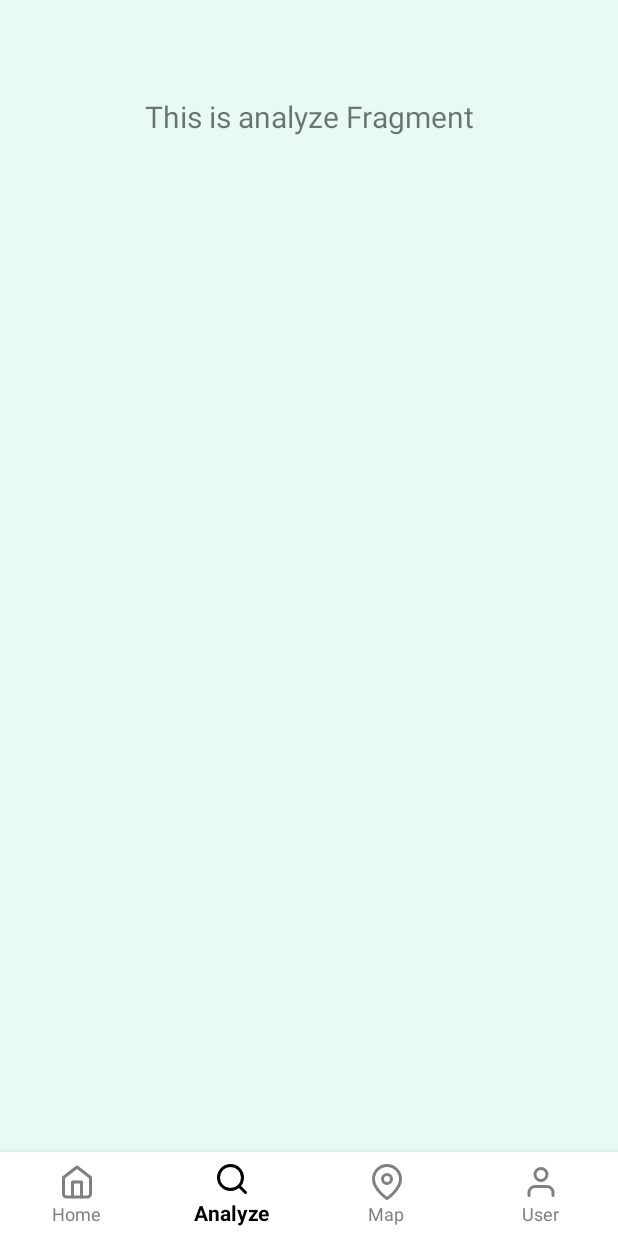
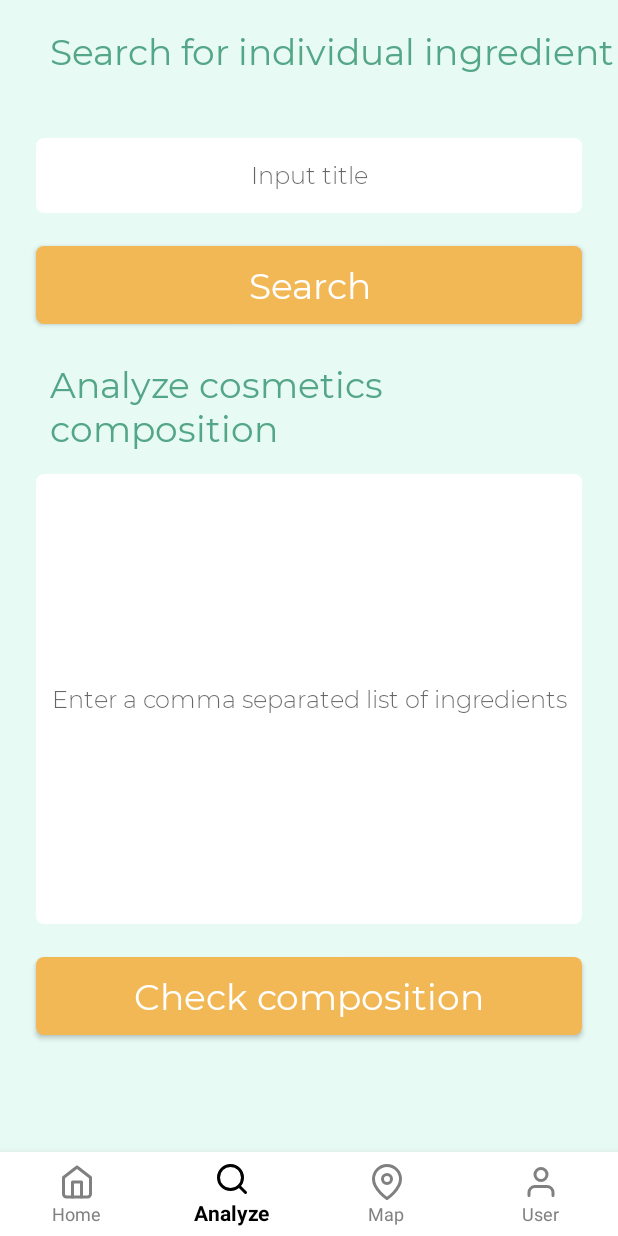
Before and after one commit to honeyshi/EcoAppProject, an Android app: the AnalyzeFragment screen opened through its navigation route, on a phone screen of 412 x 824 dp. Run offline under Robolectric (Android 15) with nearby library versions, the phone set to English and light mode, and no system bars; our stand-ins replace Firebase (no records; nobody signed in at launch, a user with empty details on screens opened directly), navigation-ui.

Commit message:
add ui for analyze fragment; fix hide action bar

```diff
--- a/app/src/main/java/com/example/ecoappproject/MainActivity.kt
+++ b/app/src/main/java/com/example/ecoappproject/MainActivity.kt
@@ -7,6 +7,7 @@ import android.os.Bundle
 import androidx.appcompat.app.AppCompatActivity
 import androidx.navigation.findNavController
 import androidx.navigation.ui.AppBarConfiguration
+import androidx.navigation.ui.NavigationUI
 import androidx.navigation.ui.setupActionBarWithNavController
 import androidx.navigation.ui.setupWithNavController
 import com.google.android.material.bottomnavigation.BottomNavigationView
@@ -18,9 +19,6 @@ class MainActivity : AppCompatActivity() {
         setContentView(R.layout.activity_main)
         val navView: BottomNavigationView = findViewById(R.id.nav_view)
 
-        /* Do not show action bar */
-        supportActionBar?.hide()
-
         /* Set bottom bar navigation */
         val navController = findNavController(R.id.nav_host_fragment)
         // Passing each menu ID as a set of Ids because each
@@ -30,8 +28,11 @@ class MainActivity : AppCompatActivity() {
                 R.id.navigation_home, R.id.navigation_analyze, R.id.navigation_map, R.id.navigation_user
             )
         )
-        setupActionBarWithNavController(navController, appBarConfiguration)
-        navView.setupWithNavController(navController)
+        //setupActionBarWithNavController(navController, appBarConfiguration)
+        //navView.setupWithNavController(navController)
+
+        /* Do not show action bar */
+        NavigationUI.setupWithNavController(navView, navController)
 
 
         /* Settings for first time usage */
--- a/app/src/main/java/com/example/ecoappproject/ui/analyze/AnalyzeFragment.kt
+++ b/app/src/main/java/com/example/ecoappproject/ui/analyze/AnalyzeFragment.kt
@@ -22,10 +22,7 @@ class AnalyzeFragment : Fragment() {
         analyzeViewModel =
             ViewModelProviders.of(this).get(AnalyzeViewModel::class.java)
         val root = inflater.inflate(R.layout.fragment_analyze, container, false)
-        val textView: TextView = root.findViewById(R.id.text_analyze)
-        analyzeViewModel.text.observe(this, Observer {
-            textView.text = it
-        })
+
         return root
     }
 }
--- /dev/null
+++ b/app/src/main/res/drawable/shape_button_usual.xml
@@ -0,0 +1,7 @@
+<?xml version="1.0" encoding="utf-8"?>
+<shape xmlns:android="http://schemas.android.com/apk/res/android"
+    android:shape="rectangle">
+    <!-- you can use any color you want I used here gray color-->
+    <solid android:color="@color/colorAccent"/>
+    <corners android:radius="5dp"/>
+</shape>
--- /dev/null
+++ b/app/src/main/res/drawable/shape_input_field.xml
@@ -0,0 +1,7 @@
+<?xml version="1.0" encoding="utf-8"?>
+<shape xmlns:android="http://schemas.android.com/apk/res/android"
+    android:shape="rectangle">
+    <!-- you can use any color you want I used here gray color-->
+    <solid android:color="@color/colorWhite"/>
+    <corners android:radius="5dp"/>
+</shape>
--- a/app/src/main/res/layout/activity_first_time.xml
+++ b/app/src/main/res/layout/activity_first_time.xml
@@ -60,7 +60,7 @@
         android:layout_marginRight="25dp"
         android:background="@drawable/shape_button_start"
         android:onClick="onButtonStartButtonClick"
-        android:text="@string/text_view_first_time_button_text"
+        android:text="@string/button_first_time_button_text"
         android:textAllCaps="false"
         android:textColor="@color/colorWhite"
         android:textSize="24sp"
--- a/app/src/main/res/layout/activity_main.xml
+++ b/app/src/main/res/layout/activity_main.xml
@@ -3,8 +3,7 @@
     xmlns:app="http://schemas.android.com/apk/res-auto"
     android:id="@+id/container"
     android:layout_width="match_parent"
-    android:layout_height="match_parent"
-    android:paddingTop="?attr/actionBarSize">
+    android:layout_height="match_parent">
 
     <com.google.android.material.bottomnavigation.BottomNavigationView
         android:id="@+id/nav_view"
--- a/app/src/main/res/layout/fragment_analyze.xml
+++ b/app/src/main/res/layout/fragment_analyze.xml
@@ -4,16 +4,134 @@
     android:layout_width="match_parent"
     android:layout_height="match_parent">
 
+    <!-- Search one ingredient -->
     <TextView
-        android:id="@+id/text_analyze"
+        android:id="@+id/text_view_analyze_one_header"
         android:layout_width="match_parent"
         android:layout_height="wrap_content"
-        android:layout_marginStart="8dp"
-        android:layout_marginTop="8dp"
-        android:layout_marginEnd="8dp"
-        android:textAlignment="center"
-        android:textSize="20sp"
+        android:layout_alignParentLeft="true"
+        android:layout_marginLeft="33dp"
+        android:layout_alignParentTop="true"
+        android:layout_marginTop="18dp"
+        android:layout_alignParentStart="true"
+        android:layout_marginStart="33dp"
+        android:textSize="24sp"
+        android:textColor="@color/colorPrimary"
+        android:text="@string/text_view_analyze_one_header"
         app:layout_constraintEnd_toEndOf="parent"
         app:layout_constraintStart_toStartOf="parent"
-        app:layout_constraintTop_toTopOf="parent" />
+        app:layout_constraintTop_toTopOf="parent"
+        app:fontFamily="@font/montserrat_regular"/>
+
+    <EditText
+        android:id="@+id/edit_text_analyze_one"
+        android:layout_width="match_parent"
+        android:layout_height="50dp"
+        android:layout_alignParentLeft="true"
+        android:layout_marginLeft="24dp"
+        android:layout_alignParentTop="true"
+        android:layout_marginTop="92dp"
+        android:layout_alignParentStart="true"
+        android:layout_alignParentEnd="true"
+        android:layout_alignParentRight="true"
+        android:layout_marginRight="24dp"
+        android:background="@drawable/shape_input_field"
+        android:ems="10"
+        android:inputType="textPersonName"
+        android:autofillHints="username"
+        android:textAlignment="center"
+        android:textSize="16sp"
+        android:textColor="@color/colorBlack30"
+        android:hint="@string/edit_text_analyze_one"
+        app:layout_constraintEnd_toEndOf="parent"
+        app:layout_constraintStart_toStartOf="parent"
+        app:layout_constraintTop_toTopOf="parent"
+        app:fontFamily="@font/montserrat_light"/>
+
+    <Button
+        android:layout_width="match_parent"
+        android:layout_height="52dp"
+        android:layout_alignParentLeft="true"
+        android:layout_marginLeft="24dp"
+        android:layout_alignParentTop="true"
+        android:layout_marginTop="164dp"
+        android:layout_alignParentStart="true"
+        android:layout_alignParentEnd="true"
+        android:layout_alignParentRight="true"
+        android:layout_marginRight="24dp"
+        android:background="@drawable/shape_button_usual"
+        android:text="@string/button_analyze_one_button_text"
+        android:textAllCaps="false"
+        android:textColor="@color/colorWhite"
+        android:textSize="24sp"
+        app:fontFamily="@font/montserrat_regular"
+        app:layout_constraintEnd_toEndOf="parent"
+        app:layout_constraintStart_toStartOf="parent"
+        app:layout_constraintTop_toTopOf="parent"/>
+
+    <!-- Search whole composition -->
+    <TextView
+        android:id="@+id/text_view_analyze_whole_header"
+        android:layout_width="match_parent"
+        android:layout_height="wrap_content"
+        android:layout_alignParentLeft="true"
+        android:layout_marginLeft="33dp"
+        android:layout_alignParentTop="true"
+        android:layout_marginTop="240dp"
+        android:layout_alignParentStart="true"
+        android:layout_marginStart="33dp"
+        android:textSize="24sp"
+        android:textColor="@color/colorPrimary"
+        android:text="@string/text_view_analyze_whole_header"
+        app:layout_constraintEnd_toEndOf="parent"
+        app:layout_constraintStart_toStartOf="parent"
+        app:layout_constraintTop_toTopOf="parent"
+        app:fontFamily="@font/montserrat_regular"/>
+
+    <EditText
+        android:id="@+id/edit_text_analyze_whole"
+        android:layout_width="match_parent"
+        android:layout_height="300dp"
+        android:layout_alignParentLeft="true"
+        android:layout_marginLeft="24dp"
+        android:layout_alignParentTop="true"
+        android:layout_marginTop="316dp"
+        android:layout_alignParentStart="true"
+        android:layout_alignParentEnd="true"
+        android:layout_alignParentRight="true"
+        android:layout_marginRight="24dp"
+        android:background="@drawable/shape_input_field"
+        android:ems="10"
+        android:inputType="textMultiLine"
+        android:autofillHints="username"
+        android:textAlignment="center"
+        android:textSize="16sp"
+        android:textColor="@color/colorBlack30"
+        android:hint="@string/edit_text_analyze_whole"
+        app:layout_constraintEnd_toEndOf="parent"
+        app:layout_constraintStart_toStartOf="parent"
+        app:layout_constraintTop_toTopOf="parent"
+        app:fontFamily="@font/montserrat_light"/>
+
+    <Button
+        android:layout_width="match_parent"
+        android:layout_height="52dp"
+        android:layout_alignParentLeft="true"
+        android:layout_marginLeft="24dp"
+        android:layout_alignParentTop="true"
+        android:layout_marginTop="638dp"
+        android:layout_alignParentStart="true"
+        android:layout_alignParentEnd="true"
+        android:layout_alignParentRight="true"
+        android:layout_marginRight="24dp"
+        android:background="@drawable/shape_button_usual"
+        android:text="@string/button_analyze_whole_button_text"
+        android:textAllCaps="false"
+        android:textColor="@color/colorWhite"
+        android:textSize="24sp"
+        app:fontFamily="@font/montserrat_regular"
+        app:layout_constraintEnd_toEndOf="parent"
+        app:layout_constraintStart_toStartOf="parent"
+        app:layout_constraintTop_toTopOf="parent"/>
+
 </androidx.constraintlayout.widget.ConstraintLayout>
--- a/app/src/main/res/values/strings.xml
+++ b/app/src/main/res/values/strings.xml
@@ -7,7 +7,15 @@
 
     <string name="text_view_first_time_header">Welcome to Begree</string>
     <string name="text_view_first_time_description">An app to help you start caring for the environment</string>
-    <string name="text_view_first_time_button_text">Start</string>
+    <string name="text_view_analyze_one_header">Search for individual ingredient</string>
+    <string name="text_view_analyze_whole_header">Analyze cosmetics composition</string>
+
+    <string name="edit_text_analyze_one">Input title</string>
+    <string name="edit_text_analyze_whole">Enter a comma separated list of ingredients</string>
+
+    <string name="button_first_time_button_text">Start</string>
+    <string name="button_analyze_one_button_text">Search</string>
+    <string name="button_analyze_whole_button_text">Check composition</string>
 
     <string name="toast_text_add_to_favourites">Added to Favourites</string>
     <string name="toast_text_delete_from_favourites">Deleted from Favourites</string>
--- a/app/src/main/res/values/styles.xml
+++ b/app/src/main/res/values/styles.xml
@@ -7,7 +7,7 @@
         <item name="colorAccent">@color/colorAccent</item>
     </style>
 
-    <style name="NoActionBar" parent="Theme.AppCompat.Light">
+    <style name="NoActionBar" parent="Theme.AppCompat.Light.NoActionBar">
         <item name="android:windowActionBar">false</item>
         <item name="android:windowNoTitle">true</item>
         <item name="android:windowBackground">@color/colorActivityBackground</item>
```
Also changed, not shown: 1 other file.
